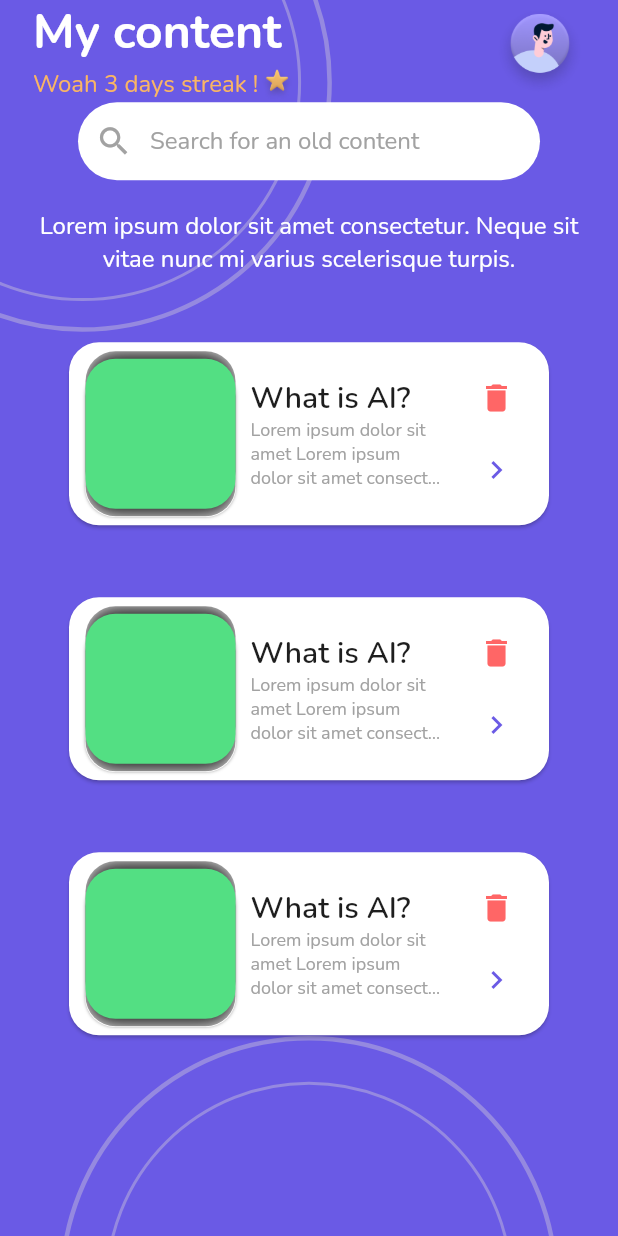
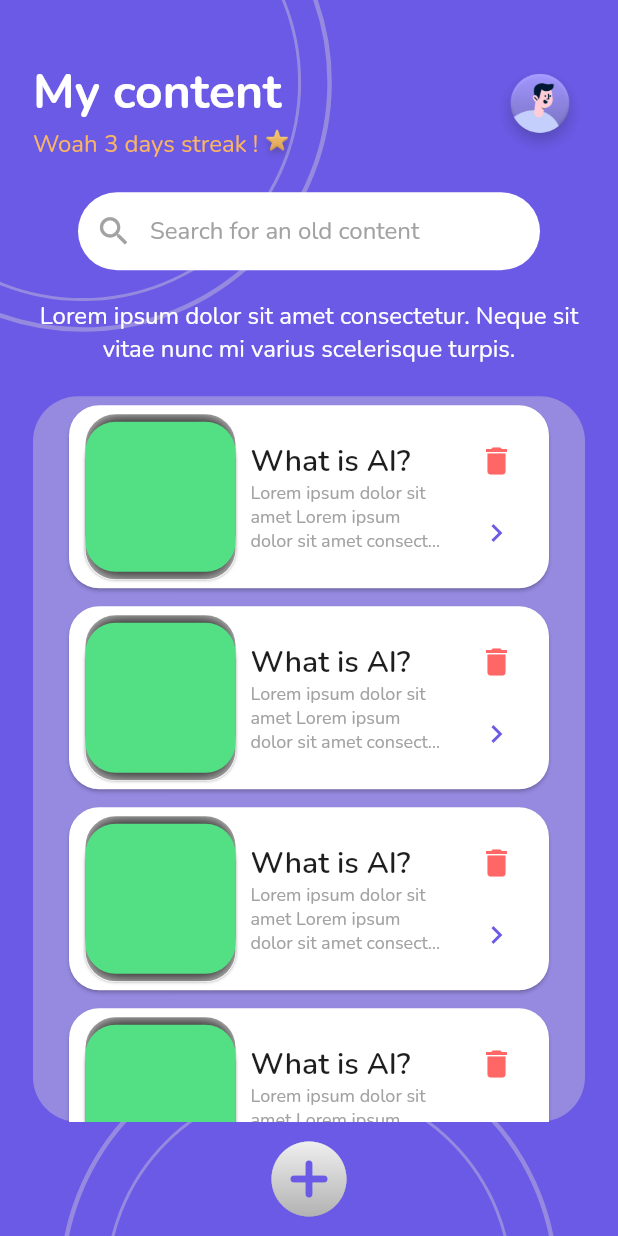
Before and after one commit to chechna9/Lablab-2.0, a Flutter app: the screen it shows after launch, on a phone screen of 412 x 824 dp. Run offline on Flutter 3.47's test engine with Material 2 defaults, Android fonts, the phone set to English and light mode, and no system bars; our stand-ins replace flutter_svg, get_it, google_fonts.

Commit message:
main screen done

```diff
--- a/lib/presentaion/screens/main/field_card.dart
+++ b/lib/presentaion/screens/main/field_card.dart
@@ -8,7 +8,10 @@ class FieldCard extends StatelessWidget {
   Widget build(BuildContext context) {
     return Card(
       color: context.res.colors.white,
-      margin: EdgeInsets.all(context.res.dimens.cardMargin),
+      margin: EdgeInsets.symmetric(
+        horizontal: context.res.dimens.cardMargin,
+        vertical: context.res.dimens.cardMargin / 4,
+      ),
       shape: RoundedRectangleBorder(borderRadius: BorderRadius.circular(20)),
       child: Padding(
         padding: EdgeInsets.symmetric(
--- a/lib/presentaion/screens/main/main_screen.dart
+++ b/lib/presentaion/screens/main/main_screen.dart
@@ -57,10 +57,13 @@ class MainScreen extends StatelessWidget {
         children: [
           ...backgroundCircles,
           Padding(
-            padding: EdgeInsets.symmetric(
-              horizontal: context.res.dimens.mainPadding,
+            padding: EdgeInsets.only(
+              left: context.res.dimens.mainPadding,
+              right: context.res.dimens.mainPadding,
+              top: context.res.dimens.topMargin,
             ),
             child: Column(
+              mainAxisAlignment: MainAxisAlignment.center,
               children: [
                 Row(
                   mainAxisAlignment: MainAxisAlignment.spaceBetween,
@@ -97,6 +100,9 @@ class MainScreen extends StatelessWidget {
                     ),
                   ],
                 ),
+                const SizedBox(
+                  height: 20,
+                ),
                 const Padding(
                   padding: EdgeInsets.symmetric(
                     horizontal: 30,
@@ -114,15 +120,46 @@ class MainScreen extends StatelessWidget {
                 const SizedBox(
                   height: 20,
                 ),
-                Container(
-                  child: Column(
-                    children: [
-                      FieldCard(),
-                      FieldCard(),
-                      FieldCard(),
-                    ],
+                Expanded(
+                  child: Container(
+                    // clipBehavior: Clip.hardEdge,
+
+                    decoration: BoxDecoration(
+                      color: context.res.colors.lightPurple,
+                      borderRadius: BorderRadius.circular(30),
+                    ),
+                    child: ListView(
+                      physics: const BouncingScrollPhysics(),
+                      children: const [
+                        FieldCard(),
+                        FieldCard(),
+                        FieldCard(),
+                        FieldCard()
+                      ],
+                    ),
                   ),
                 ),
+                Align(
+                  alignment: Alignment.bottomCenter,
+                  child: ShaderMask(
+                    shaderCallback: (Rect bounds) => LinearGradient(
+                      begin: Alignment.topCenter,
+                      end: Alignment.bottomCenter,
+                      colors: [
+                        context.res.colors.white,
+                        context.res.colors.gray,
+                      ],
+                    ).createShader(bounds),
+                    child: IconButton(
+                      iconSize: 60,
+                      splashRadius: 35,
+                      onPressed: () {},
+                      icon: Icon(
+                        Icons.add_circle_rounded,
+                      ),
+                    ),
+                  ),
+                )
               ],
             ),
           )
--- a/lib/res/dimensions/app_dimens.dart
+++ b/lib/res/dimensions/app_dimens.dart
@@ -24,4 +24,7 @@ class AppDimensions extends Dimensions {
 
   @override
   double get avatarRadius => 60;
+
+  @override
+  double get topMargin => 40;
 }
--- a/lib/res/dimensions/dimens.dart
+++ b/lib/res/dimensions/dimens.dart
@@ -4,6 +4,7 @@ abstract class Dimensions {
   double get cardMargin;
   double get contentPadding;
   double get labelFieldMargin;
+  double get topMargin;
   double get mainPadding;
   double get avatarRadius;
 }
```
